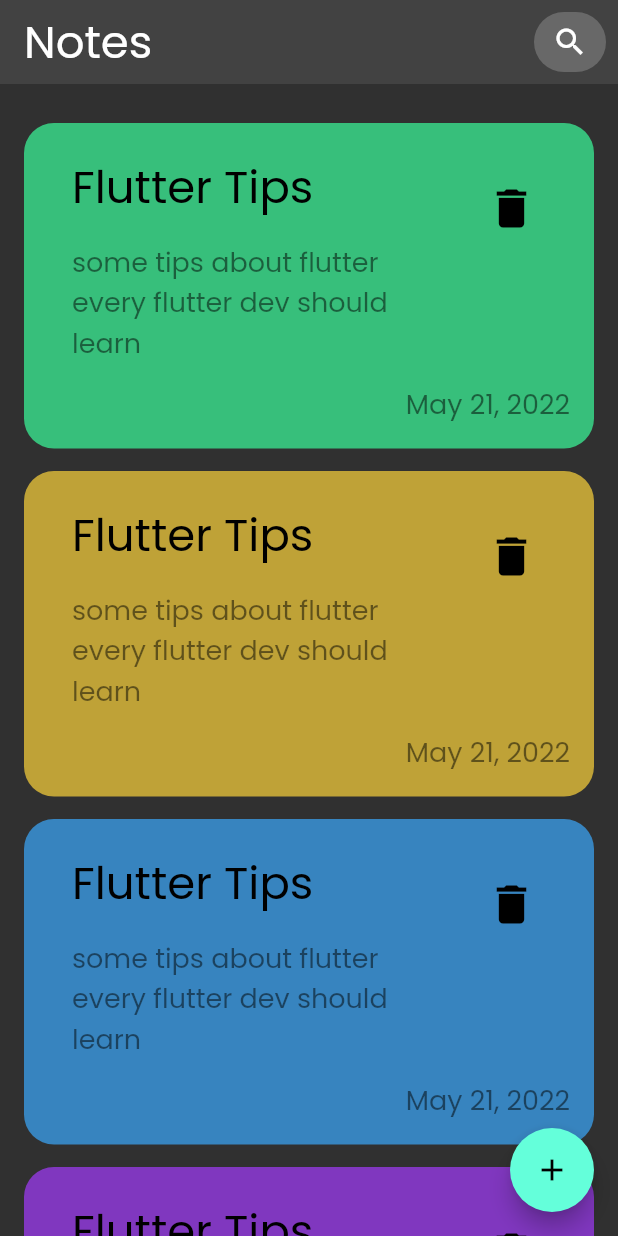
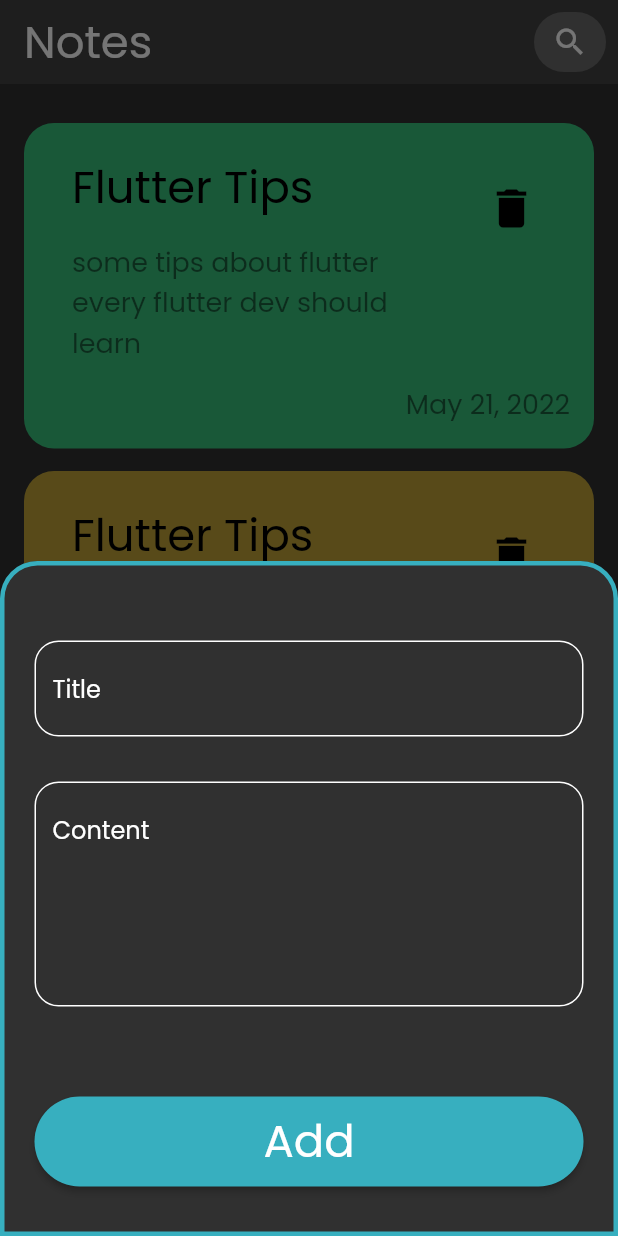
Before and after one commit to Seif-El-Deen/notes_app, a Flutter app: the screen it shows after launch, after a tap on the "add" icon, on a phone screen of 412 x 824 dp. Run offline on Flutter 3.47's test engine with Material 2 defaults, Android fonts, the phone set to English and light mode, and no system bars.

Commit message:
complete ui

```diff
--- /dev/null
+++ b/lib/constants.dart
@@ -0,0 +1 @@
+const primaryColor = 0xff37afbf;
--- /dev/null
+++ b/lib/custom_widgets/custom_bottom_sheet.dart
@@ -0,0 +1,51 @@
+import 'package:flutter/material.dart';
+import 'package:notes_app/constants.dart';
+import 'package:notes_app/custom_widgets/custom_textfield.dart';
+
+class CustomBottomSheet extends StatelessWidget {
+  const CustomBottomSheet({Key? key}) : super(key: key);
+
+  @override
+  Widget build(BuildContext context) {
+    return Container(
+      height: 450,
+      padding: const EdgeInsets.all(20),
+      decoration: BoxDecoration(
+        borderRadius: const BorderRadius.only(
+          topLeft: Radius.circular(25),
+          topRight: Radius.circular(25),
+        ),
+        border: Border.all(
+          width: 3,
+          color: const Color(primaryColor),
+        ),
+      ),
+      child: ListView(
+        children: [
+          const SizedBox(height: 30),
+          const CustomTextField(
+            hintText: "Title",
+            maxLines: 1,
+          ),
+          const SizedBox(height: 30),
+          const CustomTextField(
+            hintText: "Content",
+            maxLines: 5,
+          ),
+          const SizedBox(height: 60),
+          MaterialButton(
+            onPressed: () {},
+            color: const Color(primaryColor),
+            height: 60,
+            shape:
+                RoundedRectangleBorder(borderRadius: BorderRadius.circular(30)),
+            child: const Text(
+              "Add",
+              style: TextStyle(fontSize: 30),
+            ),
+          )
+        ],
+      ),
+    );
+  }
+}
--- a/lib/custom_widgets/custom_note_item.dart
+++ b/lib/custom_widgets/custom_note_item.dart
@@ -1,4 +1,5 @@
 import 'package:flutter/material.dart';
+import 'package:notes_app/views/note_edit_view.dart';
 
 class NoteItem extends StatelessWidget {
   const NoteItem({Key? key, required this.color}) : super(key: key);
@@ -7,7 +8,12 @@ class NoteItem extends StatelessWidget {
 
   @override
   Widget build(BuildContext context) {
-    return Container(
+    return GestureDetector(
+      onTap: () {
+        Navigator.push(
+            context, MaterialPageRoute(builder: (context) => NoteEditView()));
+      },
+      child: Container(
         margin: const EdgeInsets.only(top: 10, bottom: 5),
         padding: const EdgeInsets.all(16),
         decoration: BoxDecoration(
@@ -53,6 +59,7 @@ class NoteItem extends StatelessWidget {
             )
           ],
         ),
+      ),
     );
   }
 }
--- /dev/null
+++ b/lib/custom_widgets/custom_textfield.dart
@@ -0,0 +1,40 @@
+import 'package:flutter/material.dart';
+import 'package:notes_app/constants.dart';
+
+class CustomTextField extends StatelessWidget {
+  const CustomTextField(
+      {Key? key, required this.hintText, required this.maxLines})
+      : super(key: key);
+
+  final String hintText;
+  final int maxLines;
+
+  @override
+  Widget build(BuildContext context) {
+    return TextField(
+      maxLines: maxLines,
+      decoration: InputDecoration(
+        hintText: hintText,
+        hintStyle: const TextStyle(color: Colors.white),
+        border: OutlineInputBorder(
+          borderRadius: BorderRadius.circular(16),
+          borderSide: const BorderSide(
+            color: Color(primaryColor),
+          ),
+        ),
+        enabledBorder: OutlineInputBorder(
+          borderRadius: BorderRadius.circular(16),
+          borderSide: const BorderSide(
+            color: Colors.white,
+          ),
+        ),
+        focusedBorder: OutlineInputBorder(
+          borderRadius: BorderRadius.circular(16),
+          borderSide: const BorderSide(
+            color: Color(primaryColor),
+          ),
+        ),
+      ),
+    );
+  }
+}
--- a/lib/views/notes_main_view.dart
+++ b/lib/views/notes_main_view.dart
@@ -1,4 +1,5 @@
 import 'package:flutter/material.dart';
+import 'package:notes_app/custom_widgets/custom_bottom_sheet.dart';
 import 'package:notes_app/custom_widgets/custom_listview.dart';
 import 'package:notes_app/custom_widgets/custom_note_item.dart';
 
@@ -32,7 +33,17 @@ class NotesMainView extends StatelessWidget {
       ),
       body: const NotesListView(),
       floatingActionButton: FloatingActionButton(
-        onPressed: () {},
+        onPressed: () {
+          showModalBottomSheet(
+              isScrollControlled: false,
+              context: context,
+              shape: const RoundedRectangleBorder(
+                borderRadius: BorderRadius.vertical(
+                  top: Radius.circular(25),
+                ),
+              ),
+              builder: (context) => CustomBottomSheet());
+        },
         child: const Icon(Icons.add),
       ),
     );
```
Also changed, not shown: lib/views/note_edit_view.dart (added, +52 -0 lines). Lines whose indentation alone changed are shown as unchanged.
